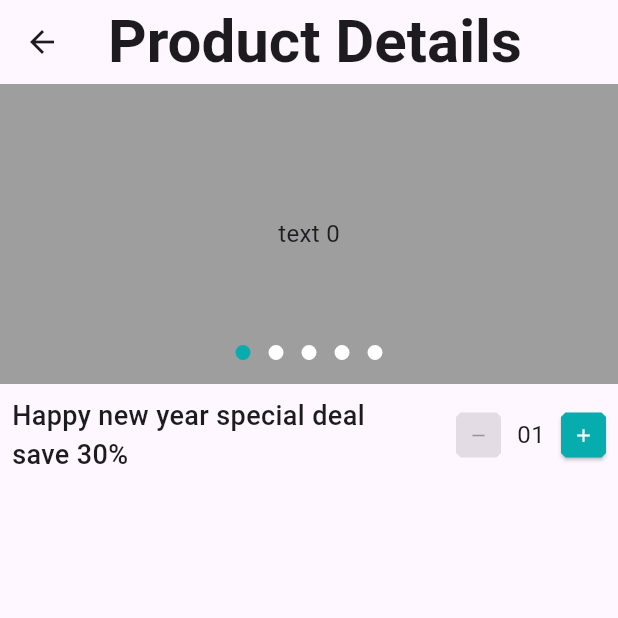
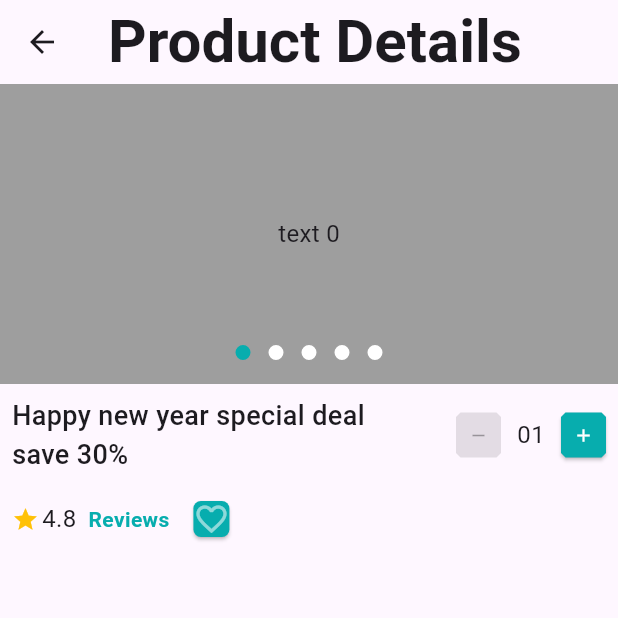
Before and after one commit to devruhulamin/flutter-ecommerce-app, a Flutter app: the screen it shows after launch, item 4 of the bottom bar chosen, after a tap on "New year special shoe 30", on a phone screen of 412 x 824 dp, the top half of it. Run offline on Flutter 3.47's test engine with Material 3 defaults, Android fonts, the phone set to English and light mode, and no system bars; drawn by our look-alikes of carousel_slider; our stand-ins replace get, pin_code_fields.

Commit message:
added some reusable widget

```diff
--- a/lib/presentation/ui/screens/product_details/product_details.dart
+++ b/lib/presentation/ui/screens/product_details/product_details.dart
@@ -1,4 +1,8 @@
 import 'package:crafty_bay_ruhulaminjr/presentation/ui/screens/product_details/components/hero_carousel.dart';
+import 'package:crafty_bay_ruhulaminjr/presentation/ui/screens/products/component/product_fav_button.dart';
+import 'package:crafty_bay_ruhulaminjr/presentation/ui/screens/products/component/product_rating.dart';
+import 'package:crafty_bay_ruhulaminjr/presentation/ui/utilities/app_colors.dart';
+import 'package:crafty_bay_ruhulaminjr/presentation/ui/widget/primary_color_text.dart';
 import 'package:crafty_bay_ruhulaminjr/presentation/ui/widget/quantity_selector.dart';
 import 'package:flutter/material.dart';
 
@@ -32,6 +36,19 @@ class ProductDetails extends StatelessWidget {
                       ),
                       QuantitySelector(),
                     ],
+                  ),
+                  const SizedBox(
+                    height: 10,
+                  ),
+                  const Row(
+                    crossAxisAlignment: CrossAxisAlignment.center,
+                    children: [
+                      ProductRating(),
+                      SizedBox(width: 8),
+                      PrimaryColorText(text: 'Reviews'),
+                      SizedBox(width: 8),
+                      ProductFavoriteButton()
+                    ],
                   )
                 ],
               ),
--- /dev/null
+++ b/lib/presentation/ui/screens/products/component/product_fav_button.dart
@@ -0,0 +1,25 @@
+import 'package:crafty_bay_ruhulaminjr/presentation/ui/utilities/app_colors.dart';
+import 'package:flutter/material.dart';
+
+class ProductFavoriteButton extends StatelessWidget {
+  const ProductFavoriteButton({super.key});
+
+  @override
+  Widget build(BuildContext context) {
+    return const Padding(
+      padding: EdgeInsets.all(4),
+      child: Card(
+        shape: OutlineInputBorder(
+            borderRadius: BorderRadius.all(Radius.circular(5)),
+            borderSide: BorderSide(
+              color: Colors.transparent,
+            )),
+        color: AppColors.primaryColor,
+        child: Icon(
+          Icons.favorite_border,
+          color: Colors.white54,
+        ),
+      ),
+    );
+  }
+}
--- /dev/null
+++ b/lib/presentation/ui/screens/products/component/product_rating.dart
@@ -0,0 +1,25 @@
+import 'package:flutter/material.dart';
+
+class ProductRating extends StatelessWidget {
+  const ProductRating({super.key});
+
+  @override
+  Widget build(BuildContext context) {
+    return const Row(
+      mainAxisAlignment: MainAxisAlignment.center,
+      mainAxisSize: MainAxisSize.min,
+      children: [
+        Icon(
+          Icons.star,
+          color: Colors.amber,
+          size: 18,
+        ),
+        SizedBox(width: 2),
+        Text(
+          '4.8',
+          style: TextStyle(fontSize: 16),
+        ),
+      ],
+    );
+  }
+}
--- a/lib/presentation/ui/screens/products/products_list_screen.dart
+++ b/lib/presentation/ui/screens/products/products_list_screen.dart
@@ -12,8 +12,7 @@ class ProductListScreen extends StatelessWidget {
       child: GridView.builder(
         itemCount: 20,
         gridDelegate: const SliverGridDelegateWithFixedCrossAxisCount(
-          childAspectRatio: (1 / 1.6),
-          crossAxisCount: 3,
+          crossAxisCount: 2,
           crossAxisSpacing: 4,
           mainAxisSpacing: 8,
         ),
--- /dev/null
+++ b/lib/presentation/ui/widget/primary_color_text.dart
@@ -0,0 +1,20 @@
+import 'package:crafty_bay_ruhulaminjr/presentation/ui/utilities/app_colors.dart';
+import 'package:flutter/material.dart';
+
+class PrimaryColorText extends StatelessWidget {
+  final String text;
+  final double size;
+  const PrimaryColorText({super.key, required this.text, this.size = 14});
+
+  @override
+  Widget build(BuildContext context) {
+    return Text(
+      text,
+      style: TextStyle(
+        fontSize: size,
+        color: AppColors.primaryColor,
+        fontWeight: FontWeight.bold,
+      ),
+    );
+  }
+}
--- a/lib/presentation/ui/widget/product_card.dart
+++ b/lib/presentation/ui/widget/product_card.dart
@@ -1,6 +1,8 @@
 import 'package:crafty_bay_ruhulaminjr/presentation/ui/constants/assets_constant.dart';
 import 'package:crafty_bay_ruhulaminjr/presentation/ui/screens/product_details/product_details.dart';
-import 'package:crafty_bay_ruhulaminjr/presentation/ui/utilities/app_colors.dart';
+import 'package:crafty_bay_ruhulaminjr/presentation/ui/screens/products/component/product_fav_button.dart';
+import 'package:crafty_bay_ruhulaminjr/presentation/ui/screens/products/component/product_rating.dart';
+import 'package:crafty_bay_ruhulaminjr/presentation/ui/widget/primary_color_text.dart';
 import 'package:flutter/material.dart';
 import 'package:get/get.dart';
 
@@ -15,8 +17,8 @@ class ProductCard extends StatelessWidget {
         Get.to(() => const ProductDetails());
       },
       child: SizedBox(
-        height: 120,
-        width: 160,
+        height: 140,
+        width: 170,
         child: Card(
           color: Colors.white,
           child: Column(
@@ -53,44 +55,11 @@ class ProductCard extends StatelessWidget {
                       mainAxisAlignment: MainAxisAlignment.spaceBetween,
                       crossAxisAlignment: CrossAxisAlignment.center,
                       children: [
-                        Text(
-                          '\$100',
-                          style: TextStyle(
-                            color: AppColors.primaryColor,
-                            fontWeight: FontWeight.bold,
-                          ),
+                        PrimaryColorText(
+                          text: '\$100',
                         ),
-                        Row(
-                          mainAxisAlignment: MainAxisAlignment.center,
-                          mainAxisSize: MainAxisSize.min,
-                          children: [
-                            Icon(
-                              Icons.star,
-                              color: Colors.amber,
-                              size: 14,
-                            ),
-                            Text(
-                              '4.8',
-                              style: TextStyle(fontSize: 12),
-                            ),
-                          ],
-                        ),
-                        Padding(
-                          padding: EdgeInsets.all(4),
-                          child: Card(
-                            shape: Border(
-                              top: BorderSide.none,
-                              left: BorderSide.none,
-                              bottom: BorderSide.none,
-                              right: BorderSide.none,
-                            ),
-                            color: AppColors.primaryColor,
-                            child: Icon(
-                              Icons.favorite_border,
-                              color: Colors.white54,
-                            ),
-                          ),
-                        )
+                        ProductRating(),
+                        ProductFavoriteButton(),
                       ],
                     )
                   ],
```
